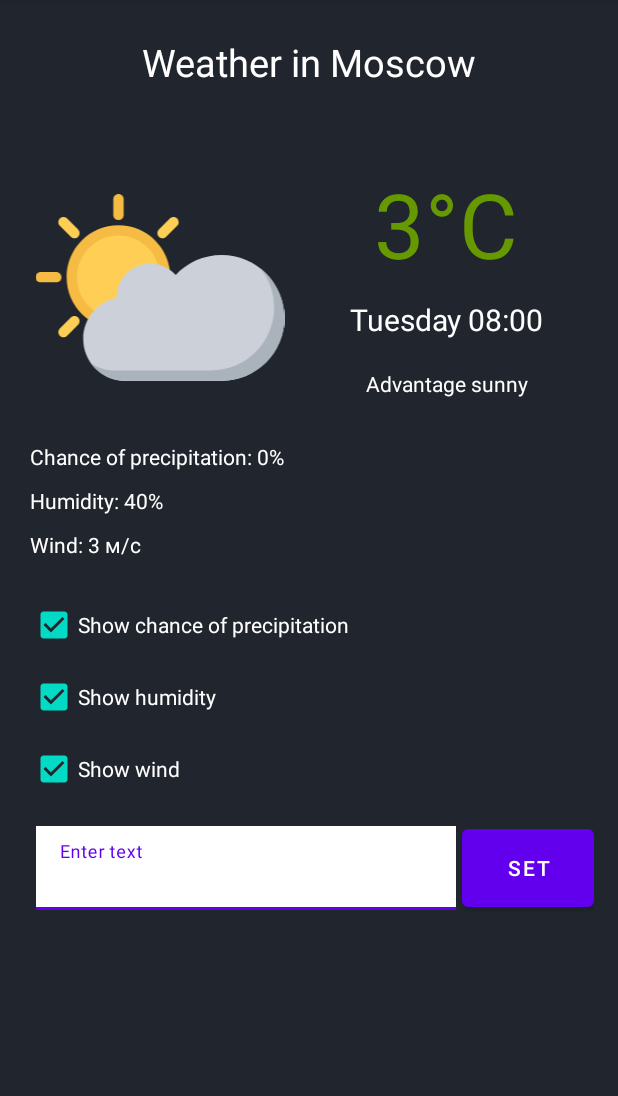
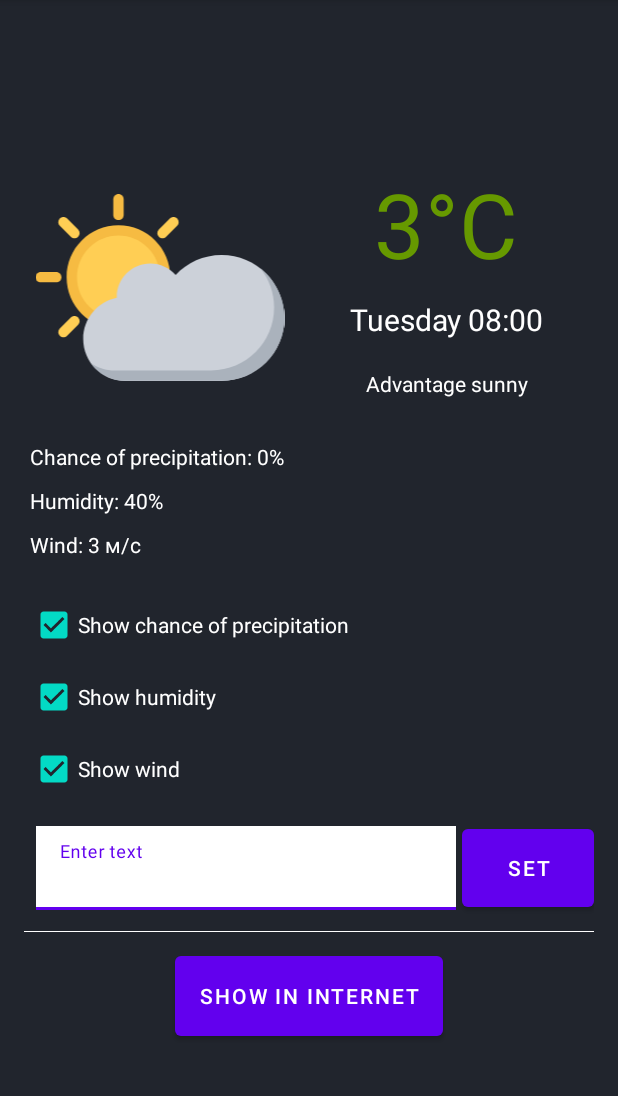
Before and after one commit to Ivan7771998/WeatherAppGeekBrains, an Android app: the MainActivity screen opened directly, with no data from a screen before it, on a phone screen of 412 x 824 dp, the part 84-1180 px from its top. Run offline under Robolectric (Android 15) with nearby library versions, the phone set to English and light mode, and no system bars; our stand-ins replace ButterKnife; 1 statement that could not run was skipped.

Commit message:
finish homework4

```diff
--- a/app/src/main/AndroidManifest.xml
+++ b/app/src/main/AndroidManifest.xml
@@ -2,6 +2,7 @@
 <manifest xmlns:android="http://schemas.android.com/apk/res/android"
     package="com.example.weatherappgeekbrains">
 
+    <uses-permission android:name="android.permission.INTERNET"/>
     <application
         android:allowBackup="true"
         android:icon="@mipmap/ic_launcher"
--- a/app/src/main/java/com/example/weatherappgeekbrains/MainActivity.java
+++ b/app/src/main/java/com/example/weatherappgeekbrains/MainActivity.java
@@ -1,17 +1,19 @@
 package com.example.weatherappgeekbrains;
 
-import androidx.annotation.NonNull;
 import androidx.appcompat.app.AppCompatActivity;
 
+import android.content.Context;
+import android.content.Intent;
+import android.net.Uri;
 import android.os.Bundle;
-import android.util.Log;
 import android.view.View;
 import android.widget.CheckBox;
 import android.widget.EditText;
 import android.widget.TextView;
-import android.widget.Toast;
 
 import com.google.android.material.button.MaterialButton;
+
+import java.util.Objects;
 
 import butterknife.BindView;
 import butterknife.ButterKnife;
@@ -19,6 +21,7 @@ import butterknife.ButterKnife;
 public class MainActivity extends AppCompatActivity {
 
     private final static String TAG = "MainActivity";
+    private final static String NAME_CITY = "name_city";
 
     @BindView(R.id.showPrecipitation)
     CheckBox showPrecipitation;
@@ -38,18 +41,42 @@ public class MainActivity extends AppCompatActivity {
     TextView textViewCheck;
     @BindView(R.id.setButtonText)
     MaterialButton setButtonText;
-
+    @BindView(R.id.titleWeather)
+    TextView titleWeather;
+    @BindView(R.id.showInBrowserBtn)
+    MaterialButton showInBrowserBtn;
 
     private MainPresenter presenter;
 
+    public static Intent newInstance(Context context, String nameCity) {
+        Intent intent = new Intent(context, MainActivity.class);
+        intent.putExtra(NAME_CITY, nameCity);
+        return intent;
+    }
+
     @Override
     protected void onCreate(Bundle savedInstanceState) {
-        showState("onCreate()");
         super.onCreate(savedInstanceState);
         setContentView(R.layout.activity_main);
         ButterKnife.bind(this);
         presenter = MainPresenter.getInstance();
+        setTitleWeather();
         initWorkViewCheckBox();
+        openWeatherInBrowser();
+    }
+
+    private void openWeatherInBrowser() {
+        showInBrowserBtn.setOnClickListener(v -> {
+            startActivity(new Intent(android.content.Intent.ACTION_VIEW,
+                    Uri.parse("https://yandex.ru/pogoda/moscow")));
+        });
+    }
+
+    private void setTitleWeather() {
+        if (Objects.requireNonNull(getIntent().getExtras()).containsKey(NAME_CITY)) {
+            presenter.setTitleWeather(getIntent().getStringExtra(NAME_CITY));
+            titleWeather.setText(presenter.getTitleWeather());
+        }
     }
 
     private void initWorkViewCheckBox() {
@@ -68,7 +95,7 @@ public class MainActivity extends AppCompatActivity {
         });
 
         setButtonText.setOnClickListener(v -> {
-            if(!"".contentEquals(severalText.getText())){
+            if (!"".contentEquals(severalText.getText())) {
                 presenter.setShowCheckView(View.VISIBLE);
                 presenter.setTextCheckView(severalText.getText().toString());
                 textViewCheck.setVisibility(presenter.getShowCheckView());
@@ -84,53 +111,4 @@ public class MainActivity extends AppCompatActivity {
             text.setVisibility(View.GONE);
         }
     }
-
-
-    @Override
-    protected void onStart() {
-        showState("onStart()");
-        super.onStart();
-    }
-
-    @Override
-    protected void onResume() {
-        showState("onResume()");
-        super.onResume();
-    }
-
-    @Override
-    protected void onRestart() {
-        showState("onRestart()");
-        super.onRestart();
-    }
-
-    @Override
-    protected void onPause() {
-        showState("onPause()");
-        super.onPause();
-    }
-
-    @Override
-    protected void onStop() {
-        showState("onStop()");
-        super.onStop();
-    }
-
-    @Override
-    protected void onDestroy() {
-        showState("onDestroy()");
-        super.onDestroy();
-    }
-
-    private void showState(String nameState) {
-        Log.d(TAG, nameState);
-        Toast.makeText(getApplicationContext(), new StringBuilder()
-                .append(nameState).append(" method called!"), Toast.LENGTH_SHORT).show();
-    }
-
-    @Override
-    protected void onSaveInstanceState(@NonNull Bundle outState) {
-        super.onSaveInstanceState(outState);
-        showState("onSaveInstanceState()");
-    }
 }
--- a/app/src/main/java/com/example/weatherappgeekbrains/MainPresenter.java
+++ b/app/src/main/java/com/example/weatherappgeekbrains/MainPresenter.java
@@ -7,7 +7,7 @@ public final class MainPresenter {
     private static MainPresenter instance = null;
     private static final Object syncObj = new Object();
 
-
+    private String titleWeather;
     private int showCheckView;
     private String textCheckView;
 
@@ -16,22 +16,29 @@ public final class MainPresenter {
         textCheckView = "";
     }
 
-    public int getShowCheckView() {
+    int getShowCheckView() {
         return showCheckView;
     }
 
-    public void setShowCheckView(int showCheckView) {
+    void setShowCheckView(int showCheckView) {
         this.showCheckView = showCheckView;
     }
 
-    public String getTextCheckView() {
+    String getTextCheckView() {
         return textCheckView;
     }
 
-    public void setTextCheckView(String textCheckView) {
+    void setTextCheckView(String textCheckView) {
         this.textCheckView = textCheckView;
     }
 
+    public String getTitleWeather() {
+        return titleWeather;
+    }
+
+    public void setTitleWeather(String titleWeather) {
+        this.titleWeather = titleWeather;
+    }
 
     static MainPresenter getInstance() {
         synchronized (syncObj) {
--- a/app/src/main/res/layout/activity_main.xml
+++ b/app/src/main/res/layout/activity_main.xml
@@ -17,7 +17,7 @@
             android:layout_height="wrap_content"
             android:layout_marginTop="24dp"
             android:gravity="center"
-            android:text="@string/title_weather"
+            tools:text="@string/title_weather"
             android:textColor="@android:color/white"
             android:textSize="@dimen/size_title_weather"
             app:layout_constraintEnd_toEndOf="parent"
@@ -114,19 +114,17 @@
             app:layout_constraintTop_toBottomOf="@+id/textHumidity" />
 
         <LinearLayout
+            android:id="@+id/linearLayout"
             android:layout_width="match_parent"
             android:layout_height="wrap_content"
             android:layout_marginStart="20dp"
             android:layout_marginTop="20dp"
             android:layout_marginEnd="16dp"
-            android:layout_marginBottom="20dp"
             android:orientation="vertical"
-            app:layout_constraintBottom_toBottomOf="parent"
             app:layout_constraintEnd_toEndOf="parent"
             app:layout_constraintHorizontal_bias="0.0"
             app:layout_constraintStart_toStartOf="parent"
-            app:layout_constraintTop_toBottomOf="@+id/textWind"
-            app:layout_constraintVertical_bias="1.0">
+            app:layout_constraintTop_toBottomOf="@+id/textWind">
 
             <CheckBox
                 android:id="@+id/showPrecipitation"
@@ -157,10 +155,10 @@
                 android:layout_width="match_parent"
                 android:layout_height="40dp"
                 android:layout_marginTop="10dp"
+                android:background="@drawable/background_text_view"
                 android:gravity="center"
                 android:textColor="@android:color/white"
                 android:textSize="18sp"
-                android:background="@drawable/background_text_view"
                 android:visibility="visible"
                 tools:text="Проверка сохранения" />
 
@@ -197,6 +195,34 @@
 
         </LinearLayout>
 
+        <LinearLayout
+            android:layout_width="match_parent"
+            android:layout_height="wrap_content"
+            android:layout_marginBottom="20dp"
+            android:orientation="vertical"
+            app:layout_constraintBottom_toBottomOf="parent"
+            app:layout_constraintEnd_toEndOf="parent"
+            app:layout_constraintStart_toStartOf="parent"
+            app:layout_constraintTop_toBottomOf="@+id/linearLayout">
+
+            <View
+                android:layout_width="match_parent"
+                android:layout_height="1px"
+                android:layout_marginStart="16dp"
+                android:layout_marginEnd="16dp"
+                android:layout_marginTop="10dp"
+                android:layout_marginBottom="10dp"
+                android:background="@android:color/white" />
+
+            <com.google.android.material.button.MaterialButton
+                android:id="@+id/showInBrowserBtn"
+                android:layout_width="wrap_content"
+                android:layout_height="65dp"
+                android:gravity="center"
+                android:layout_gravity="center"
+                android:text="@string/show_in_internet" />
+
+        </LinearLayout>
 
     </androidx.constraintlayout.widget.ConstraintLayout>
 </ScrollView>
--- a/app/src/main/res/layout/activity_select_city.xml
+++ b/app/src/main/res/layout/activity_select_city.xml
@@ -24,7 +24,7 @@
         tools:ignore="RtlSymmetry">
 
         <com.google.android.material.textfield.TextInputEditText
-            android:id="@+id/severalText"
+            android:id="@+id/searchCityText"
             android:layout_width="match_parent"
             android:layout_height="wrap_content"
             android:background="@android:color/white" />
--- a/app/src/main/res/values/strings.xml
+++ b/app/src/main/res/values/strings.xml
@@ -1,6 +1,6 @@
 <resources>
     <string name="app_name">WeatherAppGeekBrains</string>
-    <string name="title_weather">Weather in Moscow</string>
+    <string name="title_weather">Weather</string>
     <string name="text_status_weather">Advantage sunny</string>
     <string name="text_temperature">3°C</string>
     <string name="text_precipitation">Chance of precipitation: 0%</string>
@@ -14,4 +14,6 @@
     <string name="btn_search">Search</string>
     <string name="inputCity">"Input city"</string>
     <string name="title_btn_set_text">Set</string>
+    <string name="text_toast">Enter a city to view the weather!</string>
+    <string name="show_in_internet">show in internet</string>
 </resources>
```
Also changed, not shown: app/src/main/java/com/example/weatherappgeekbrains/SelectCityActivity.java (+11 -3 lines), 1 other file.
